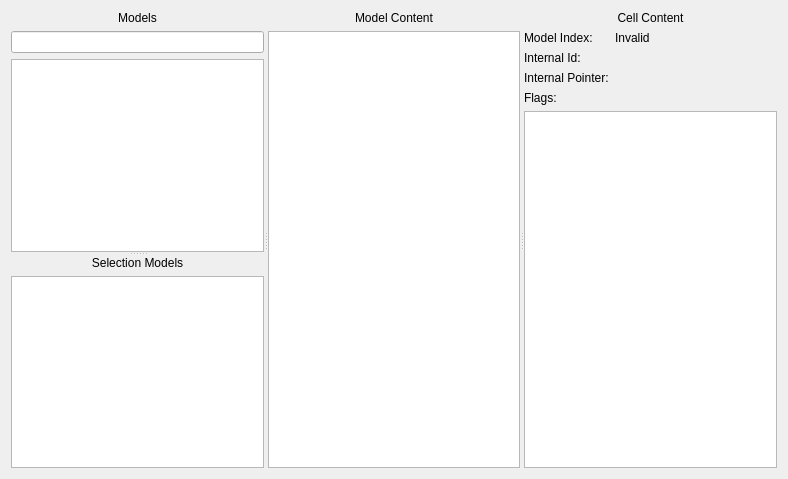
Before: the Qt Designer form plugins/modelinspector/modelinspectorwidget.ui in KDAB/GammaRay, drawn with Qt 5.
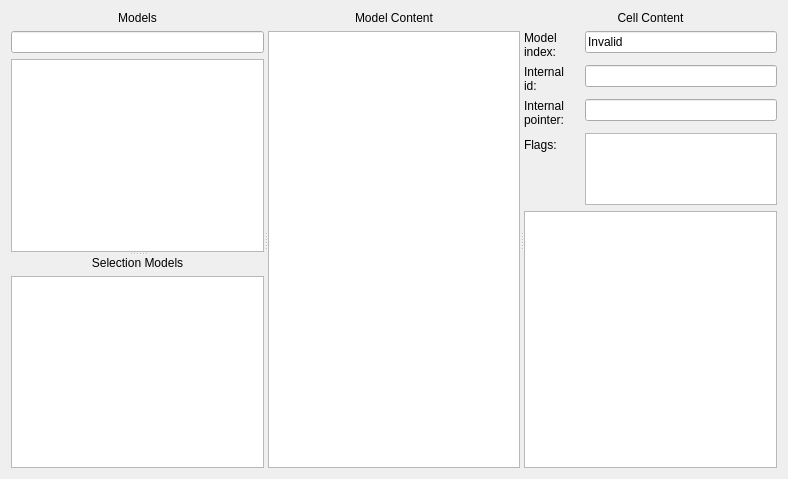
After: the same form once the commit is applied. Custom widgets are drawn as their Qt base class.

Commit message:
Have ModelInspectorWidget make better use of space
By turning a few labels into lineEdits we can not only make more
more efficient use of space, but we also allow people to copy
information more easily.

Allows GammaRay to be used on low resolution screen with high DPI.

Helps solve #358

```diff
--- a/plugins/modelinspector/modelinspectorwidget.ui
+++ b/plugins/modelinspector/modelinspectorwidget.ui
@@ -75,7 +75,7 @@
        </layout>
       </widget>
      </widget>
-     <widget class="QWidget" name="">
+     <widget class="QWidget" name="layoutWidget">
       <layout class="QVBoxLayout" name="verticalLayout_2">
        <item>
         <widget class="QLabel" name="label">
@@ -96,7 +96,7 @@
        </item>
       </layout>
      </widget>
-     <widget class="QWidget" name="">
+     <widget class="QWidget" name="layoutWidget">
       <layout class="QVBoxLayout" name="verticalLayout">
        <item>
         <widget class="QLabel" name="label_2">
@@ -112,55 +112,137 @@
         <layout class="QFormLayout" name="formLayout_2">
          <item row="0" column="0">
           <widget class="QLabel" name="label_8">
+           <property name="minimumSize">
+            <size>
+             <width>55</width>
+             <height>0</height>
+            </size>
+           </property>
            <property name="text">
-            <string>Model Index:</string>
+            <string>Model index:</string>
+           </property>
+           <property name="wordWrap">
+            <bool>true</bool>
            </property>
           </widget>
          </item>
          <item row="0" column="1">
-          <widget class="QLabel" name="indexLabel">
+          <widget class="QLineEdit" name="indexLineEdit">
+           <property name="minimumSize">
+            <size>
+             <width>72</width>
+             <height>0</height>
+            </size>
+           </property>
            <property name="text">
             <string>Invalid</string>
            </property>
+           <property name="readOnly">
+            <bool>true</bool>
+           </property>
           </widget>
          </item>
          <item row="1" column="0">
           <widget class="QLabel" name="label_4">
+           <property name="minimumSize">
+            <size>
+             <width>55</width>
+             <height>0</height>
+            </size>
+           </property>
            <property name="text">
-            <string>Internal Id:</string>
+            <string>Internal id:</string>
+           </property>
+           <property name="wordWrap">
+            <bool>true</bool>
            </property>
           </widget>
          </item>
          <item row="1" column="1">
-          <widget class="QLabel" name="internalIdLabel">
-           <property name="text">
-            <string/>
+          <widget class="QLineEdit" name="internalIdLineEdit">
+           <property name="minimumSize">
+            <size>
+             <width>72</width>
+             <height>0</height>
+            </size>
+           </property>
+           <property name="readOnly">
+            <bool>true</bool>
            </property>
           </widget>
          </item>
          <item row="2" column="0">
           <widget class="QLabel" name="label_5">
+           <property name="minimumSize">
+            <size>
+             <width>55</width>
+             <height>0</height>
+            </size>
+           </property>
            <property name="text">
-            <string>Internal Pointer:</string>
+            <string>Internal pointer:</string>
+           </property>
+           <property name="wordWrap">
+            <bool>true</bool>
            </property>
           </widget>
          </item>
          <item row="2" column="1">
-          <widget class="QLabel" name="internalPtrLabel">
-           <property name="text">
-            <string/>
+          <widget class="QLineEdit" name="internalPtrLineEdit">
+           <property name="minimumSize">
+            <size>
+             <width>72</width>
+             <height>0</height>
+            </size>
+           </property>
+           <property name="readOnly">
+            <bool>true</bool>
            </property>
           </widget>
          </item>
          <item row="3" column="0">
           <widget class="QLabel" name="label_7">
+           <property name="minimumSize">
+            <size>
+             <width>55</width>
+             <height>0</height>
+            </size>
+           </property>
            <property name="text">
             <string>Flags:</string>
            </property>
           </widget>
          </item>
          <item row="3" column="1">
-          <widget class="QLabel" name="flagsLabel"/>
+          <widget class="QPlainTextEdit" name="flagsPlainTextEdit">
+           <property name="sizePolicy">
+            <sizepolicy hsizetype="Expanding" vsizetype="Minimum">
+             <horstretch>0</horstretch>
+             <verstretch>0</verstretch>
+            </sizepolicy>
+           </property>
+           <property name="minimumSize">
+            <size>
+             <width>72</width>
+             <height>0</height>
+            </size>
+           </property>
+           <property name="acceptDrops">
+            <bool>false</bool>
+           </property>
+           <property name="sizeAdjustPolicy">
+            <enum>QAbstractScrollArea::SizeAdjustPolicy::AdjustToContents</enum>
+           </property>
+           <property name="undoRedoEnabled">
+            <bool>false</bool>
+           </property>
+           <property name="readOnly">
+            <bool>true</bool>
+           </property>
+           <property name="plainText">
+            <string notr="true"/>
+           </property>
+          </widget>
          </item>
         </layout>
        </item>
```
Left out of the diff: 20 changed lines with no effect on the pictures. The commit also changes 1 other file.
